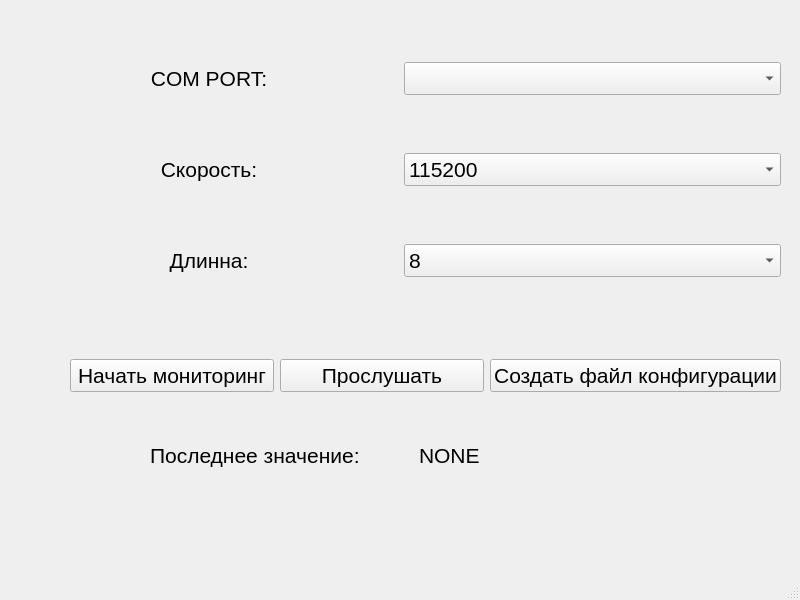
Old version of the form main.ui in the repository SoulRiaper/kurs_server.
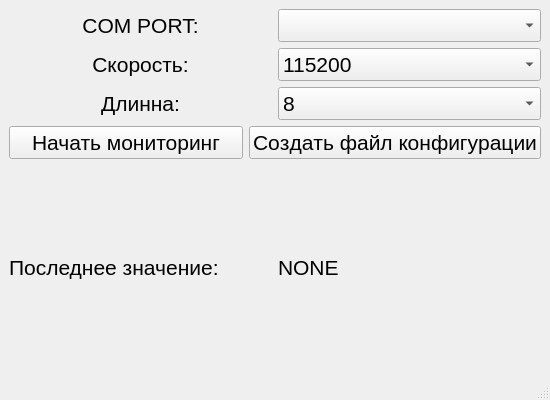
New version of the form.

```diff
--- a/main.ui
+++ b/main.ui
@@ -9,14 +9,14 @@
    <rect>
     <x>0</x>
     <y>0</y>
-    <width>800</width>
-    <height>600</height>
+    <width>550</width>
+    <height>400</height>
    </rect>
   </property>
   <property name="minimumSize">
    <size>
-    <width>800</width>
-    <height>600</height>
+    <width>550</width>
+    <height>400</height>
    </size>
   </property>
   <property name="maximumSize">
@@ -29,88 +29,32 @@
    <string>Система сбора данных</string>
   </property>
   <widget class="QWidget" name="centralwidget">
-   <widget class="QWidget" name="horizontalLayoutWidget">
-    <property name="geometry">
-     <rect>
-      <x>70</x>
-      <y>330</y>
-      <width>711</width>
-      <height>91</height>
-     </rect>
-    </property>
-    <layout class="QHBoxLayout" name="horizontalLayout">
+   <layout class="QVBoxLayout" name="verticalLayout">
      <item>
-      <widget class="QPushButton" name="startStopButton">
-       <property name="font">
-        <font>
-         <pointsize>16</pointsize>
-        </font>
-       </property>
-       <property name="text">
-        <string>Начать мониторинг</string>
-       </property>
-      </widget>
-     </item>
-     <item>
-      <widget class="QPushButton" name="ListenPortButton">
-       <property name="font">
-        <font>
-         <pointsize>16</pointsize>
-        </font>
-       </property>
-       <property name="text">
-        <string>Прослушать</string>
-       </property>
-      </widget>
-     </item>
-     <item>
-      <widget class="QPushButton" name="createConfigButton">
-       <property name="font">
-        <font>
-         <pointsize>16</pointsize>
-        </font>
-       </property>
-       <property name="text">
-        <string>Создать файл конфигурации</string>
-       </property>
-      </widget>
-     </item>
-    </layout>
-   </widget>
-   <widget class="QWidget" name="gridLayoutWidget">
-    <property name="geometry">
-     <rect>
-      <x>20</x>
-      <y>10</y>
-      <width>761</width>
-      <height>321</height>
-     </rect>
-    </property>
     <layout class="QGridLayout" name="gridLayout_2">
-     <item row="0" column="1">
-      <widget class="QComboBox" name="comPorts">
+      <property name="sizeConstraint">
+       <enum>QLayout::SetDefaultConstraint</enum>
+      </property>
+      <property name="horizontalSpacing">
+       <number>6</number>
+      </property>
+      <item row="3" column="1">
+       <widget class="QComboBox" name="LengthValue">
        <property name="font">
         <font>
          <pointsize>16</pointsize>
         </font>
        </property>
-      </widget>
-     </item>
-     <item row="0" column="0">
-      <widget class="QLabel" name="label">
-       <property name="layoutDirection">
-        <enum>Qt::LeftToRight</enum>
-       </property>
+        <item>
        <property name="text">
-        <string>&lt;html&gt;&lt;head/&gt;&lt;body&gt;&lt;p align=&quot;center&quot;&gt;&lt;span style=&quot; font-size:16pt;&quot;&gt;COM PORT:&lt;/span&gt;&lt;/p&gt;&lt;/body&gt;&lt;/html&gt;</string>
-       </property>
-      </widget>
-     </item>
-     <item row="3" column="0">
-      <widget class="QLabel" name="label_3">
+          <string>8</string>
+         </property>
+        </item>
+        <item>
        <property name="text">
-        <string>&lt;html&gt;&lt;head/&gt;&lt;body&gt;&lt;p align=&quot;center&quot;&gt;&lt;span style=&quot; font-size:16pt;&quot;&gt;Длинна:&lt;/span&gt;&lt;/p&gt;&lt;/body&gt;&lt;/html&gt;</string>
-       </property>
+          <string>9</string>
+         </property>
+        </item>
       </widget>
      </item>
      <item row="2" column="1">
@@ -147,23 +91,20 @@
        </item>
       </widget>
      </item>
-     <item row="3" column="1">
-      <widget class="QComboBox" name="LengthValue">
+      <item row="0" column="1">
+       <widget class="QComboBox" name="comPorts">
        <property name="font">
         <font>
          <pointsize>16</pointsize>
         </font>
        </property>
-       <item>
-        <property name="text">
-         <string>8</string>
-        </property>
-       </item>
-       <item>
+       </widget>
+      </item>
+      <item row="3" column="0">
+       <widget class="QLabel" name="label_3">
         <property name="text">
-         <string>9</string>
+         <string>&lt;html&gt;&lt;head/&gt;&lt;body&gt;&lt;p align=&quot;center&quot;&gt;&lt;span style=&quot; font-size:16pt;&quot;&gt;Длинна:&lt;/span&gt;&lt;/p&gt;&lt;/body&gt;&lt;/html&gt;</string>
         </property>
-       </item>
       </widget>
      </item>
      <item row="2" column="0">
@@ -173,17 +114,69 @@
        </property>
       </widget>
      </item>
-    </layout>
-   </widget>
-   <widget class="QWidget" name="horizontalLayoutWidget_2">
-    <property name="geometry">
-     <rect>
-      <x>150</x>
-      <y>420</y>
-      <width>531</width>
-      <height>71</height>
-     </rect>
-    </property>
+      <item row="0" column="0">
+       <widget class="QLabel" name="label">
+        <property name="layoutDirection">
+         <enum>Qt::LeftToRight</enum>
+        </property>
+        <property name="text">
+         <string>&lt;html&gt;&lt;head/&gt;&lt;body&gt;&lt;p align=&quot;center&quot;&gt;&lt;span style=&quot; font-size:16pt;&quot;&gt;COM PORT:&lt;/span&gt;&lt;/p&gt;&lt;/body&gt;&lt;/html&gt;</string>
+        </property>
+       </widget>
+      </item>
+     </layout>
+    </item>
+    <item>
+     <layout class="QHBoxLayout" name="horizontalLayout">
+      <item>
+       <widget class="QPushButton" name="startStopButton">
+        <property name="sizePolicy">
+         <sizepolicy hsizetype="Preferred" vsizetype="Fixed">
+          <horstretch>0</horstretch>
+          <verstretch>0</verstretch>
+         </sizepolicy>
+        </property>
+        <property name="font">
+         <font>
+          <pointsize>16</pointsize>
+         </font>
+        </property>
+        <property name="text">
+         <string>Начать мониторинг</string>
+        </property>
+       </widget>
+      </item>
+      <item>
+       <widget class="QPushButton" name="createConfigButton">
+        <property name="sizePolicy">
+         <sizepolicy hsizetype="Preferred" vsizetype="Fixed">
+          <horstretch>0</horstretch>
+          <verstretch>0</verstretch>
+         </sizepolicy>
+        </property>
+        <property name="font">
+         <font>
+          <pointsize>16</pointsize>
+          <weight>50</weight>
+          <italic>false</italic>
+          <bold>false</bold>
+          <underline>false</underline>
+          <strikeout>false</strikeout>
+          <stylestrategy>PreferDefault</stylestrategy>
+          <kerning>false</kerning>
+         </font>
+        </property>
+        <property name="acceptDrops">
+         <bool>false</bool>
+        </property>
+        <property name="text">
+         <string>Создать файл конфигурации</string>
+        </property>
+       </widget>
+      </item>
+     </layout>
+    </item>
+    <item>
     <layout class="QHBoxLayout" name="horizontalLayout_2">
      <item>
       <widget class="QLabel" name="testLabel">
@@ -216,15 +209,16 @@
       </widget>
      </item>
     </layout>
-   </widget>
+    </item>
+   </layout>
   </widget>
   <widget class="QMenuBar" name="menubar">
    <property name="geometry">
     <rect>
      <x>0</x>
      <y>0</y>
-     <width>800</width>
-     <height>21</height>
+     <width>550</width>
+     <height>22</height>
     </rect>
    </property>
   </widget>
```
Lines whose indentation alone changed are shown as unchanged.
